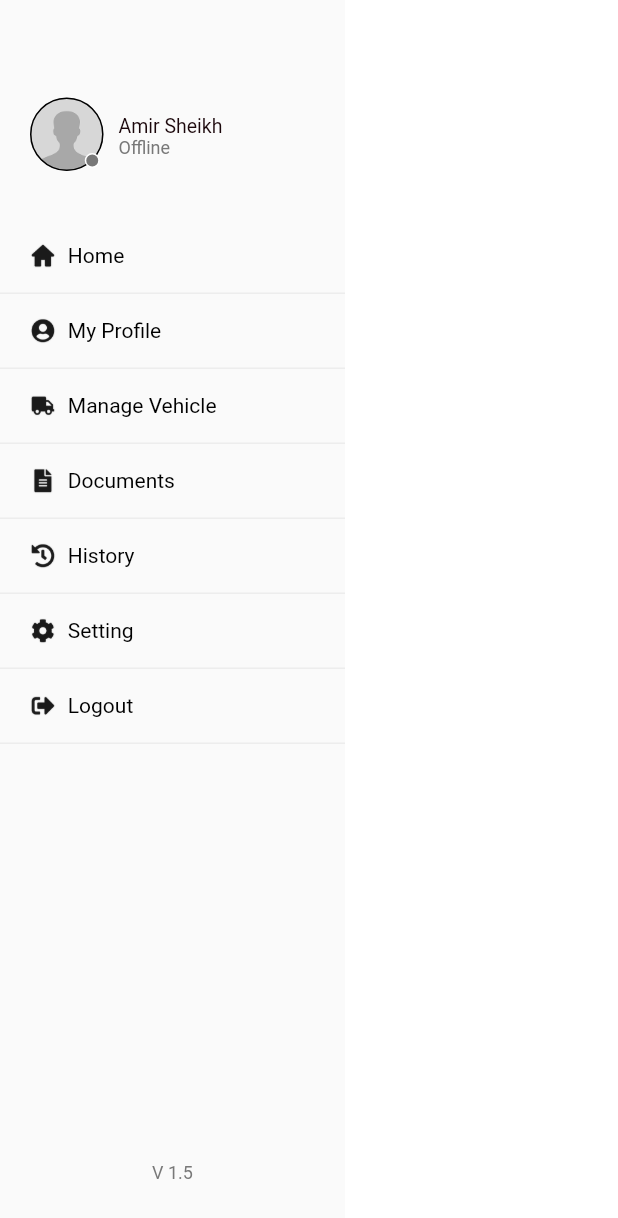
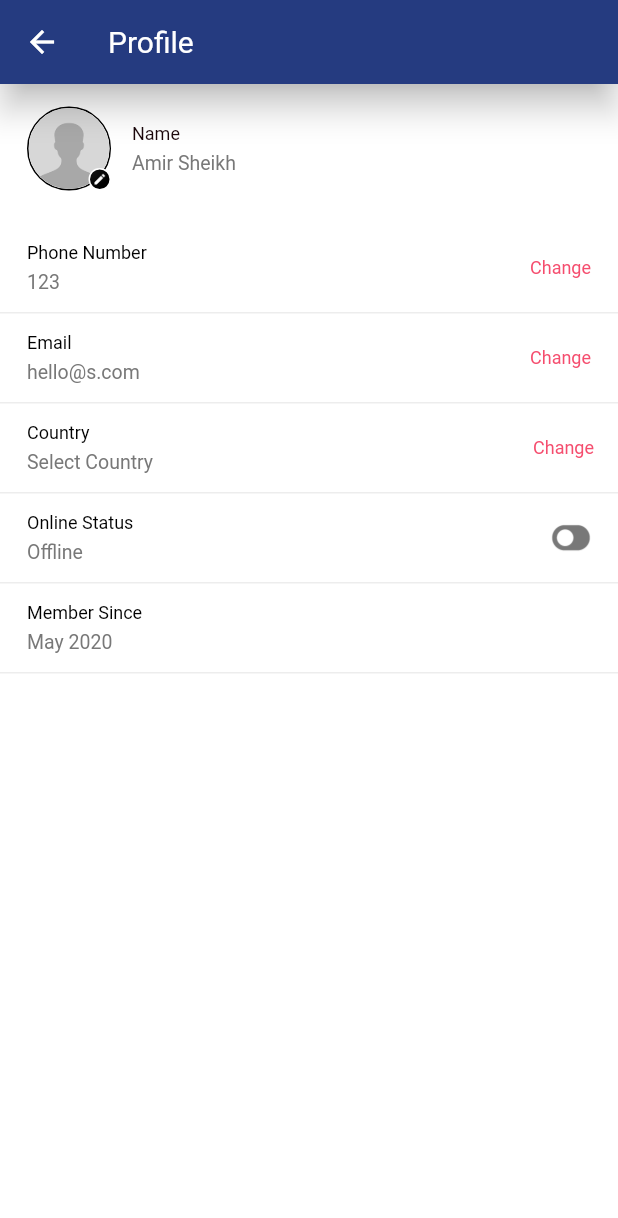
Before and after one commit to olivermendez/sendi_carrier, a Flutter app: the MyDrawer widget shown alone on an empty page, opened directly, after a tap on "My Profile", on a phone screen of 412 x 824 dp. Shown: the top 1218 px of the screen. Run offline on Flutter 3.47's test engine with Material 2 defaults, Android fonts, the light colour scheme and no system bars; drawn by our look-alikes of country_code_picker; our stand-ins replace email_validator, image_picker; Roboto replaces fonts that are missing (medium, narrownews).

Commit message:
ui profile

```diff
--- a/analysis_options.yaml
+++ b/analysis_options.yaml
@@ -22,8 +22,8 @@ linter:
   # `// ignore_for_file: name_of_lint` syntax on the line or in the file
   # producing the lint.
   rules:
+    - prefer_const_declarations
     # avoid_print: false  # Uncomment to disable the `avoid_print` rule
     # prefer_single_quotes: true  # Uncomment to enable the `prefer_single_quotes` rule
-
 # Additional information about this file can be found at
 # https://dart.dev/guides/language/analysis-options
--- a/lib/pages/my_drawer.dart
+++ b/lib/pages/my_drawer.dart
@@ -1,4 +1,5 @@
 import 'package:flutter/material.dart';
+import 'package:sendi_carriers/pages/profile.dart';
 
 class MyDrawer extends StatefulWidget {
   const MyDrawer({Key? key}) : super(key: key);
@@ -139,6 +140,9 @@ class _MyDrawerState extends State<MyDrawer> {
                     //My profile
                     InkWell(
                       onTap: () {
+                        Navigator.push(context,
+                            MaterialPageRoute(builder: (context) => Profile()));
+
                         /* Navigator.pop(context);
                         Navigator.of(context).push(_profileScreenRoute()); */
                       },
--- /dev/null
+++ b/lib/pages/profile.dart
@@ -0,0 +1,490 @@
+import 'dart:io';
+import 'package:country_code_picker/country_code_picker.dart';
+import 'package:flutter/cupertino.dart';
+import 'package:flutter/material.dart';
+import 'package:image_picker/image_picker.dart';
+
+class Profile extends StatefulWidget {
+  const Profile({Key? key}) : super(key: key);
+
+  @override
+  _ProfileState createState() => _ProfileState();
+}
+
+class _ProfileState extends State<Profile> {
+  GlobalKey<ScaffoldState> _scaffoldKey = GlobalKey();
+  bool isOnline = false;
+  void toggle() {
+    setState(() {
+      isOnline = !isOnline;
+    });
+  }
+
+  final ImagePicker _picker = ImagePicker();
+  File? _imageFile;
+  Future<File?> openGallery() async {
+    // ignore: deprecated_member_use
+    File picture = (await _picker.pickImage(
+        source: ImageSource.gallery, imageQuality: 50)) as File;
+    setState(() {
+      _imageFile = picture;
+    });
+  }
+
+  var selected;
+  var countryCode;
+  @override
+  Widget build(BuildContext context) {
+    return Scaffold(
+      appBar: AppBar(
+        title: const Text(
+          "Profile",
+          style: TextStyle(fontSize: 20),
+        ),
+        elevation: 9,
+      ),
+      key: _scaffoldKey,
+      body: Container(
+        child: Column(
+          children: [
+            const SizedBox(
+              height: 15,
+            ),
+            //Profile Scetion
+            Container(
+              padding: const EdgeInsets.symmetric(horizontal: 18),
+              child: Row(
+                children: <Widget>[
+                  //Prof Img
+                  InkWell(
+                    onTap: () {
+                      openGallery();
+                    },
+                    splashColor: Colors.transparent,
+                    highlightColor: Colors.transparent,
+                    child: Container(
+                      height: 56,
+                      width: 56,
+                      decoration: BoxDecoration(
+                        shape: BoxShape.circle,
+                        border: Border.all(
+                            width: 1, color: const Color(0xFF000000)),
+                      ),
+                      child: Stack(
+                        fit: StackFit.expand,
+                        children: [
+                          Container(
+                            height: 54,
+                            width: 54,
+                            decoration: const BoxDecoration(
+                              shape: BoxShape.circle,
+                            ),
+                            child: (_imageFile == null)
+                                ? Container(
+                                    decoration: const BoxDecoration(
+                                        shape: BoxShape.circle,
+                                        image: DecorationImage(
+                                            fit: BoxFit.fill,
+                                            image: AssetImage(
+                                                "assets/newIcons/ic_newProfile.png"))),
+                                  )
+                                : Image.file(
+                                    _imageFile!,
+                                    fit: BoxFit.fill,
+                                  ),
+                          ),
+                          Positioned(
+                            right: -1,
+                            bottom: -1,
+                            width: 15,
+                            height: 15,
+                            child: Container(
+                              decoration: BoxDecoration(
+                                  border: Border.all(
+                                      width: 1, color: Color(0xFFFFFFFF)),
+                                  shape: BoxShape.circle,
+                                  image: const DecorationImage(
+                                      fit: BoxFit.fill,
+                                      image: AssetImage(
+                                          "assets/newIcons/ic_edit.png"))),
+                            ),
+                          )
+                        ],
+                      ),
+                    ),
+                  ),
+                  SizedBox(
+                    width: 14,
+                  ),
+                  //Prof Name
+                  Container(
+                    child: Column(
+                      crossAxisAlignment: CrossAxisAlignment.start,
+                      children: [
+                        Container(
+                          child: Text(
+                            "Name",
+                            style: TextStyle(
+                                fontSize: 12,
+                                fontFamily: 'medium',
+                                height: 1.2),
+                          ),
+                        ),
+                        Container(
+                          padding: EdgeInsets.only(top: 5),
+                          child: Text(
+                            "Amir Sheikh",
+                            style: TextStyle(
+                                color: Color(0xFF787878),
+                                fontSize: 13,
+                                fontFamily: 'medium'),
+                          ),
+                        )
+                      ],
+                    ),
+                  )
+                ],
+              ),
+            ),
+            SizedBox(
+              height: 22,
+            ),
+            //ListView
+            Expanded(
+              child: ListView(
+                children: [
+                  //Phone Number
+                  Container(
+                    height: 60,
+                    padding: EdgeInsets.only(left: 18, right: 8),
+                    decoration: BoxDecoration(
+                        border: Border(
+                            bottom: BorderSide(
+                                width: 1, color: Color(0xFFEDEDED)))),
+                    child: Row(
+                      mainAxisAlignment: MainAxisAlignment.spaceBetween,
+                      children: [
+                        Column(
+                          crossAxisAlignment: CrossAxisAlignment.start,
+                          mainAxisAlignment: MainAxisAlignment.center,
+                          children: [
+                            Container(
+                              child: Text(
+                                "Phone Number",
+                                style: TextStyle(
+                                    color: Color(0xFF000000),
+                                    fontSize: 12,
+                                    fontFamily: 'medium'),
+                              ),
+                            ),
+                            SizedBox(
+                              height: 5,
+                            ),
+                            Container(
+                              child: Text(
+                                "123",
+                                style: TextStyle(
+                                    color: Color(0xFF787878),
+                                    fontSize: 13,
+                                    fontFamily: 'medium'),
+                              ),
+                            ),
+                          ],
+                        ),
+                        InkWell(
+                          onTap: () {
+                            /* Navigator.push(
+                              context,
+                              MaterialPageRoute(
+                                  builder: (context) => Profile(),
+                                  settings:
+                                      const RouteSettings(name: '/profile')),
+                            ); */
+                            /* Navigator.of(context)
+                                  .push(_changeNumberRoute()); */
+                          },
+                          splashColor: Colors.transparent,
+                          highlightColor: Colors.transparent,
+                          child: Container(
+                            padding: EdgeInsets.all(10),
+                            child: Text(
+                              "Change",
+                              style: TextStyle(
+                                color: Color(0xFFF54D6E),
+                                fontSize: 12,
+                              ),
+                            ),
+                          ),
+                        )
+                      ],
+                    ),
+                  ),
+                  //Email
+                  Container(
+                    height: 60,
+                    padding: EdgeInsets.only(left: 18, right: 8),
+                    decoration: BoxDecoration(
+                        border: Border(
+                            bottom: BorderSide(
+                                width: 1, color: Color(0xFFEDEDED)))),
+                    child: Row(
+                      mainAxisAlignment: MainAxisAlignment.spaceBetween,
+                      children: [
+                        Column(
+                          crossAxisAlignment: CrossAxisAlignment.start,
+                          mainAxisAlignment: MainAxisAlignment.center,
+                          children: [
+                            Container(
+                              child: Text(
+                                "Email",
+                                style: TextStyle(
+                                  color: Color(0xFF000000),
+                                  fontSize: 12,
+                                ),
+                              ),
+                            ),
+                            SizedBox(
+                              height: 5,
+                            ),
+                            Container(
+                              child: Text(
+                                "hello@s.com",
+                                style: TextStyle(
+                                  color: Color(0xFF787878),
+                                  fontSize: 13,
+                                ),
+                              ),
+                            ),
+                          ],
+                        ),
+                        InkWell(
+                          onTap: () {
+                            //Navigator.of(context).push(_changeEmailRoute());
+                          },
+                          splashColor: Colors.transparent,
+                          highlightColor: Colors.transparent,
+                          child: Container(
+                            padding: EdgeInsets.all(10),
+                            child: Text(
+                              "Change",
+                              style: TextStyle(
+                                  color: Color(0xFFF54D6E),
+                                  fontSize: 12,
+                                  fontFamily: 'medium'),
+                            ),
+                          ),
+                        )
+                      ],
+                    ),
+                  ),
+                  //Country
+                  Container(
+                    height: 60,
+                    padding: EdgeInsets.only(left: 18, right: 8),
+                    decoration: BoxDecoration(
+                        border: Border(
+                            bottom: BorderSide(
+                                width: 1, color: Color(0xFFEDEDED)))),
+                    child: Stack(
+                      fit: StackFit.expand,
+                      overflow: Overflow.visible,
+                      children: [
+                        Positioned(
+                          left: 0,
+                          top: 0,
+                          bottom: 0,
+                          child: Column(
+                            crossAxisAlignment: CrossAxisAlignment.start,
+                            mainAxisAlignment: MainAxisAlignment.center,
+                            children: [
+                              Container(
+                                child: Text(
+                                  "Country",
+                                  style: TextStyle(
+                                      color: Color(0xFF000000),
+                                      fontSize: 12,
+                                      fontFamily: 'medium'),
+                                ),
+                              ),
+                              SizedBox(
+                                height: 5,
+                              ),
+                              Container(
+                                child: Text(
+                                  selected == null
+                                      ? "Select Country"
+                                      : selected,
+                                  style: TextStyle(
+                                      color: Color(0xFF787878),
+                                      fontSize: 13,
+                                      fontFamily: 'medium'),
+                                ),
+                              ),
+                            ],
+                          ),
+                        ),
+                        Positioned(
+                          right: 0,
+                          top: 0,
+                          bottom: 0,
+                          child: Container(
+                            alignment: Alignment.center,
+                            padding: EdgeInsets.only(
+                              left: 8,
+                              right: 8,
+                            ),
+                            child: Text(
+                              "Change",
+                              style: TextStyle(
+                                  color: Color(0xFFF54D6E),
+                                  fontSize: 12,
+                                  fontFamily: 'medium'),
+                            ),
+                          ),
+                        ),
+                        Positioned(
+                          right: 0,
+                          top: 0,
+                          bottom: 0,
+                          child: Container(
+                            child: Theme(
+                              data: ThemeData(
+                                splashColor: Colors.transparent,
+                                highlightColor: Colors.transparent,
+                              ),
+                              child: CountryCodePicker(
+                                padding: EdgeInsets.only(right: 65),
+                                onChanged: (country) {
+                                  setState(() {
+                                    selected = country.name;
+                                    countryCode = country.dialCode;
+                                  });
+                                },
+                                initialSelection: 'PK',
+                                favorite: ['+92', 'PK'],
+                                showCountryOnly: true,
+                                showOnlyCountryWhenClosed: false,
+                                showFlag: false,
+                                showFlagDialog: true,
+                                alignLeft: false,
+                                textStyle: TextStyle(
+                                  color: Colors.transparent,
+                                  fontSize: 13,
+                                  fontFamily: "narrownews",
+                                ),
+                              ),
+                            ),
+                          ),
+                        ),
+                      ],
+                    ),
+                  ),
+                  //Online Status
+                  InkWell(
+                    onTap: () {
+                      toggle();
+                    },
+                    splashColor: Colors.transparent,
+                    highlightColor: Colors.transparent,
+                    child: Container(
+                      height: 60,
+                      padding: EdgeInsets.only(left: 18, right: 7),
+                      decoration: BoxDecoration(
+                          border: Border(
+                              bottom: BorderSide(
+                                  width: 1, color: Color(0xFFEDEDED)))),
+                      child: Row(
+                        mainAxisAlignment: MainAxisAlignment.spaceBetween,
+                        children: [
+                          Column(
+                            crossAxisAlignment: CrossAxisAlignment.start,
+                            mainAxisAlignment: MainAxisAlignment.center,
+                            children: [
+                              Container(
+                                child: Text(
+                                  "Online Status",
+                                  style: TextStyle(
+                                      color: Color(0xFF000000),
+                                      fontSize: 12,
+                                      fontFamily: 'medium'),
+                                ),
+                              ),
+                              SizedBox(
+                                height: 5,
+                              ),
+                              Container(
+                                child: Text(
+                                  isOnline ? "Online" : "Offline",
+                                  style: TextStyle(
+                                      color: Color(0xFF787878),
+                                      fontSize: 13,
+                                      fontFamily: 'medium'),
+                                ),
+                              ),
+                            ],
+                          ),
+                          Container(
+                              margin: EdgeInsets.only(left: 2),
+                              padding: EdgeInsets.all(10),
+                              child: isOnline
+                                  ? Image.asset(
+                                      "assets/newIcons/ic_switchOn.png",
+                                      scale: 3,
+                                    )
+                                  : Image.asset(
+                                      "assets/newIcons/ic_switchOff.png",
+                                      scale: 3,
+                                    ))
+                        ],
+                      ),
+                    ),
+                  ),
+                  //Member Since
+                  Container(
+                    height: 60,
+                    padding: EdgeInsets.only(left: 18, right: 8),
+                    decoration: BoxDecoration(
+                        border: Border(
+                            bottom: BorderSide(
+                                width: 1, color: Color(0xFFEDEDED)))),
+                    child: Row(
+                      children: [
+                        Column(
+                          crossAxisAlignment: CrossAxisAlignment.start,
+                          mainAxisAlignment: MainAxisAlignment.center,
+                          children: [
+                            Container(
+                              child: Text(
+                                "Member Since",
+                                style: TextStyle(
+                                    color: Color(0xFF000000),
+                                    fontSize: 12,
+                                    fontFamily: 'medium'),
+                              ),
+                            ),
+                            SizedBox(
+                              height: 5,
+                            ),
+                            Container(
+                              child: Text(
+                                "May 2020",
+                                style: TextStyle(
+                                    color: Color(0xFF787878),
+                                    fontSize: 13,
+                                    fontFamily: 'medium'),
+                              ),
+                            ),
+                          ],
+                        ),
+                      ],
+                    ),
+                  ),
+                ],
+              ),
+            )
+          ],
+        ),
+      ),
+    );
+  }
+}
--- a/pubspec.yaml
+++ b/pubspec.yaml
@@ -36,6 +36,8 @@ dependencies:
   http: ^0.13.4
   email_validator: ^2.0.1
   provider: ^6.0.1
+  image_picker: ^0.8.4+4
+  country_code_picker: ^2.0.2
   #google_maps_flutter: ^2.0.11
   # shared_preferences: ^2.0.8
 
```
Also changed, not shown: pubspec.lock, 1 other file.
